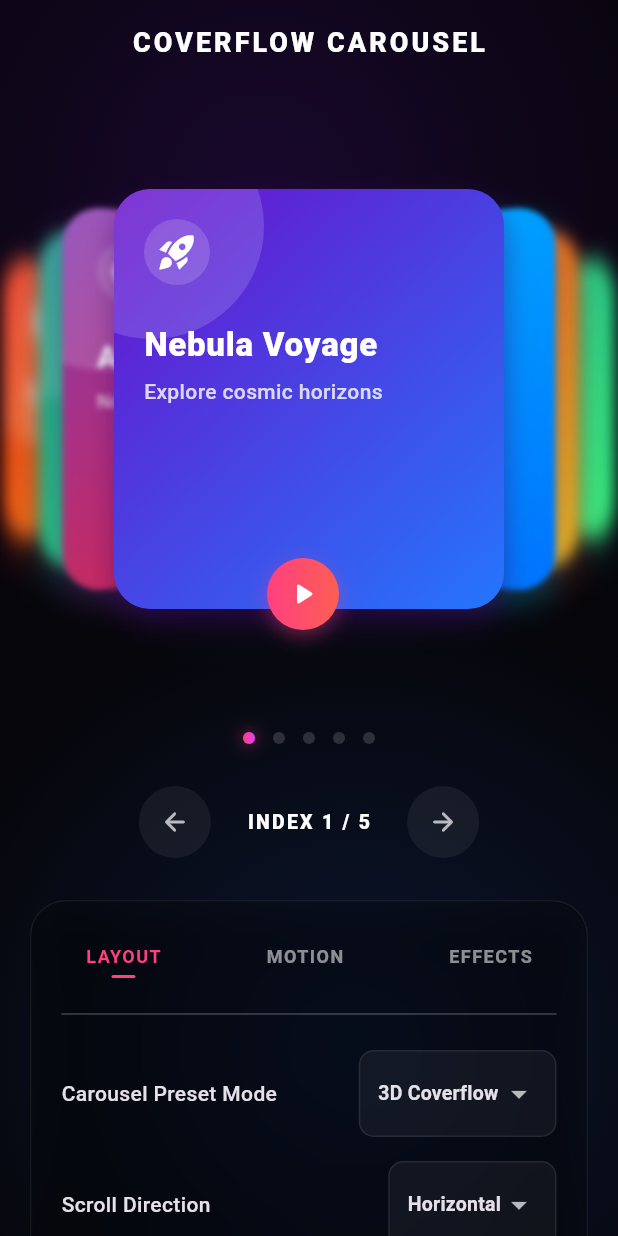
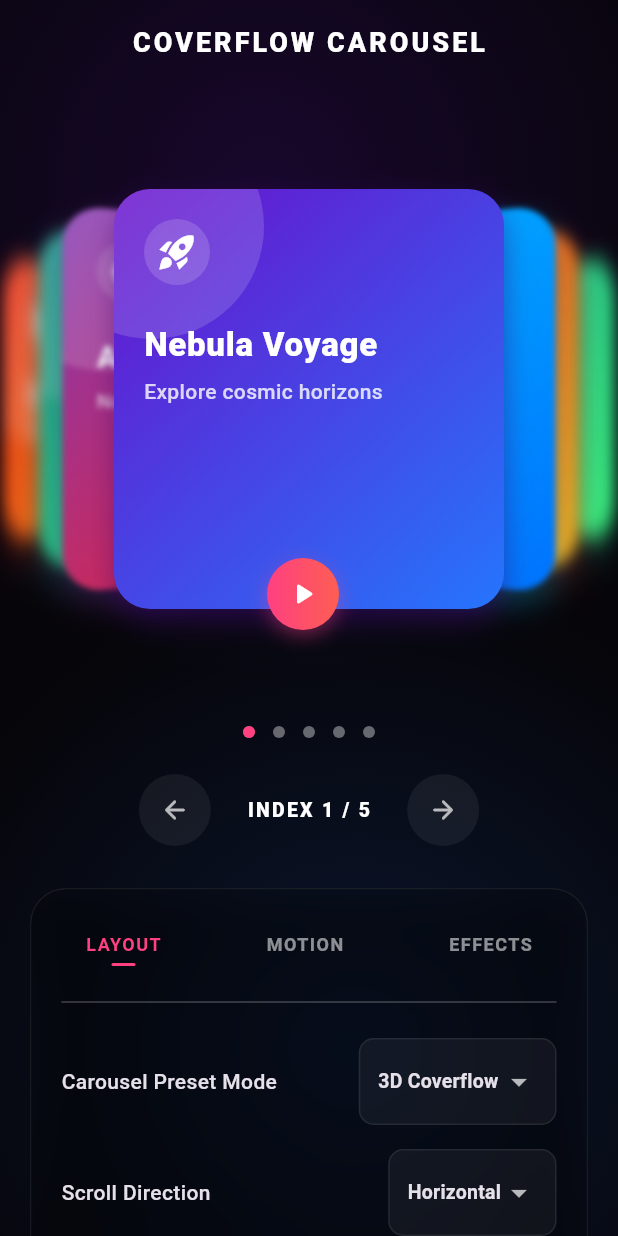
Before and after one commit to GalaxyPhoenix716/coverflow_carousel_package, a Flutter app: the screen it shows after launch, on a phone screen of 412 x 824 dp. Run offline on Flutter 3.47's test engine with Material 3 defaults, Android fonts, the light colour scheme and no system bars.

Commit message:
feat: added customizable page indicator widget

```diff
--- a/example/lib/main.dart
+++ b/example/lib/main.dart
@@ -52,6 +52,11 @@
   bool _enableShadow = true;
   double _shadowElevation = 8.0;
   double _cardCornerRadiusValue = 24.0;
+
+  // Page indicator settings
+  double _indicatorDotSize = 8.0;
+  double _indicatorDotSpacing = 12.0;
+  bool _indicatorUseThemeColor = true;
 
   Axis _scrollDirection = Axis.horizontal;
   bool _useCustomWidth = false;
@@ -301,9 +306,14 @@
                   const SizedBox(height: 24),
 
                   // Dynamic Liquid Page Indicator
-                  _CoverflowPageIndicator(
+                  CoverflowPageIndicator(
+                    controller: _controller,
                     itemCount: _demoCards.length,
-                    pageListenable: _controller.pageListenable,
+                    activeColor: _indicatorUseThemeColor
+                        ? Colors.pinkAccent
+                        : Colors.white,
+                    dotSize: _indicatorDotSize,
+                    dotSpacing: _indicatorDotSpacing,
                     onTap: (index) {
                       _controller.animateTo(index);
                     },
@@ -477,6 +487,36 @@
                                       () => _cardCornerRadiusValue = val,
                                     ),
                                     suffix: 'px',
+                                  ),
+                                  const Divider(
+                                    height: 32,
+                                    color: Colors.white24,
+                                  ),
+                                  _GlassSlider(
+                                    title: 'Indicator Dot Size',
+                                    value: _indicatorDotSize,
+                                    min: 4.0,
+                                    max: 16.0,
+                                    onChanged: (val) =>
+                                        setState(() => _indicatorDotSize = val),
+                                    suffix: 'px',
+                                  ),
+                                  _GlassSlider(
+                                    title: 'Indicator Dot Spacing',
+                                    value: _indicatorDotSpacing,
+                                    min: 4.0,
+                                    max: 24.0,
+                                    onChanged: (val) => setState(
+                                      () => _indicatorDotSpacing = val,
+                                    ),
+                                    suffix: 'px',
+                                  ),
+                                  _GlassSwitch(
+                                    title: 'Theme-colored Active Dot',
+                                    value: _indicatorUseThemeColor,
+                                    onChanged: (val) => setState(
+                                      () => _indicatorUseThemeColor = val,
+                                    ),
                                   ),
                                 ] else if (_configTab == 1) ...[
                                   // Tab 1: Motion settings
@@ -703,116 +743,6 @@
             // The content
             Positioned.fill(child: child),
           ],
-        );
-      },
-    );
-  }
-}
-
-/// Liquid sliding active pill page indicator
-class _CoverflowPageIndicator extends StatelessWidget {
-  final int itemCount;
-  final ValueNotifier<double> pageListenable;
-  final void Function(int) onTap;
-
-  const _CoverflowPageIndicator({
-    required this.itemCount,
-    required this.pageListenable,
-    required this.onTap,
-  });
-
-  @override
-  Widget build(BuildContext context) {
-    const double dotSize = 8.0;
-    const double spacing = 12.0;
-    const double step = dotSize + spacing;
-
-    return ValueListenableBuilder<double>(
-      valueListenable: pageListenable,
-      builder: (context, page, _) {
-        final double t = page - page.floor();
-        final int floor = page.floor();
-
-        final double activeLeft;
-        final double activeWidth;
-
-        if (t < 0.5) {
-          activeLeft = (floor % itemCount) * step;
-          activeWidth = dotSize + (t / 0.5) * step;
-        } else {
-          activeLeft = (floor % itemCount) * step + ((t - 0.5) / 0.5) * step;
-          activeWidth = dotSize + (1.0 - (t - 0.5) / 0.5) * step;
-        }
-
-        final int indexA = floor % itemCount;
-        final int indexB = (floor + 1) % itemCount;
-
-        final double left;
-        final double width;
-
-        if (indexB == 0 && t > 0.0) {
-          if (t < 0.5) {
-            left = indexA * step;
-            width = dotSize + (t / 0.5) * step;
-          } else {
-            left = 0;
-            width = dotSize + (1.0 - (t - 0.5) / 0.5) * step;
-          }
-        } else {
-          left = activeLeft;
-          width = activeWidth;
-        }
-
-        return Container(
-          height: 24,
-          alignment: Alignment.center,
-          child: SizedBox(
-            width: itemCount * dotSize + (itemCount - 1) * spacing,
-            height: dotSize,
-            child: Stack(
-              clipBehavior: Clip.none,
-              children: [
-                ...List.generate(itemCount, (i) {
-                  return Positioned(
-                    left: i * step,
-                    top: 0,
-                    width: dotSize,
-                    height: dotSize,
-                    child: GestureDetector(
-                      onTap: () => onTap(i),
-                      child: Container(
-                        decoration: BoxDecoration(
-                          shape: BoxShape.circle,
-                          color: Colors.white.withValues(alpha: 0.15),
-                        ),
-                      ),
-                    ),
-                  );
-                }),
-                Positioned(
-                  left: left,
-                  top: 0,
-                  width: width,
-                  height: dotSize,
-                  child: Container(
-                    decoration: BoxDecoration(
-                      borderRadius: BorderRadius.circular(dotSize / 2),
-                      gradient: const LinearGradient(
-                        colors: [Colors.pinkAccent, Colors.purpleAccent],
-                      ),
-                      boxShadow: [
-                        BoxShadow(
-                          color: Colors.pinkAccent.withValues(alpha: 0.4),
-                          blurRadius: 8,
-                          spreadRadius: 1,
-                        ),
-                      ],
-                    ),
-                  ),
-                ),
-              ],
-            ),
-          ),
         );
       },
     );
--- a/lib/coverflow_carousel.dart
+++ b/lib/coverflow_carousel.dart
@@ -6,3 +6,4 @@
 
 export 'src/coverflow_carousel.dart';
 export 'src/coverflow_carousel_controller.dart';
+export 'src/coverflow_page_indicator.dart';
--- /dev/null
+++ b/lib/src/coverflow_page_indicator.dart
@@ -0,0 +1,90 @@
+import 'package:flutter/material.dart';
+import 'coverflow_carousel_controller.dart';
+
+/// Shows the current page as a sliding pill over dots.
+///
+/// Listens to [controller]'s [ValueNotifier] and animates the active
+/// indicator between pages as the carousel scrolls.
+class CoverflowPageIndicator extends StatelessWidget {
+  const CoverflowPageIndicator({
+    super.key,
+    required this.controller,
+    required this.itemCount,
+    this.activeColor = Colors.white,
+    this.inactiveColor = Colors.white38,
+    this.dotSize = 8.0,
+    this.dotSpacing = 12.0,
+    this.onTap,
+  });
+
+  final CoverflowCarouselController controller;
+  final int itemCount;
+  final Color activeColor;
+  final Color inactiveColor;
+  final double dotSize;
+  final double dotSpacing;
+  final void Function(int index)? onTap;
+
+  @override
+  Widget build(BuildContext context) {
+    final step = dotSize + dotSpacing;
+
+    return ValueListenableBuilder<double>(
+      valueListenable: controller.pageListenable,
+      builder: (context, page, _) {
+        if (itemCount <= 0) return const SizedBox.shrink();
+
+        final count = itemCount;
+        final clamped = page % count;
+        final floor = clamped.floor();
+        final t = clamped - floor;
+
+        final activeLeft =
+            floor * step + (t < 0.5 ? 0 : ((t - 0.5) / 0.5) * step);
+        final activeWidth =
+            dotSize +
+            (t < 0.5 ? (t / 0.5) * step : (1.0 - (t - 0.5) / 0.5) * step);
+
+        return SizedBox(
+          width: count * dotSize + (count - 1) * dotSpacing,
+          height: dotSize + 8,
+          child: Stack(
+            clipBehavior: Clip.none,
+            children: [
+              ...List.generate(count, (i) {
+                return Positioned(
+                  left: i * step,
+                  top: 4,
+                  width: dotSize,
+                  height: dotSize,
+                  child: GestureDetector(
+                    onTap: onTap != null ? () => onTap!(i) : null,
+                    behavior: HitTestBehavior.opaque,
+                    child: Container(
+                      decoration: BoxDecoration(
+                        shape: BoxShape.circle,
+                        color: inactiveColor,
+                      ),
+                    ),
+                  ),
+                );
+              }),
+              Positioned(
+                left: activeLeft,
+                top: 4,
+                width: activeWidth,
+                height: dotSize,
+                child: Container(
+                  decoration: BoxDecoration(
+                    color: activeColor,
+                    borderRadius: BorderRadius.circular(dotSize / 2),
+                  ),
+                ),
+              ),
+            ],
+          ),
+        );
+      },
+    );
+  }
+}
```
Also changed, not shown: example/pubspec.lock, 1 other file.
